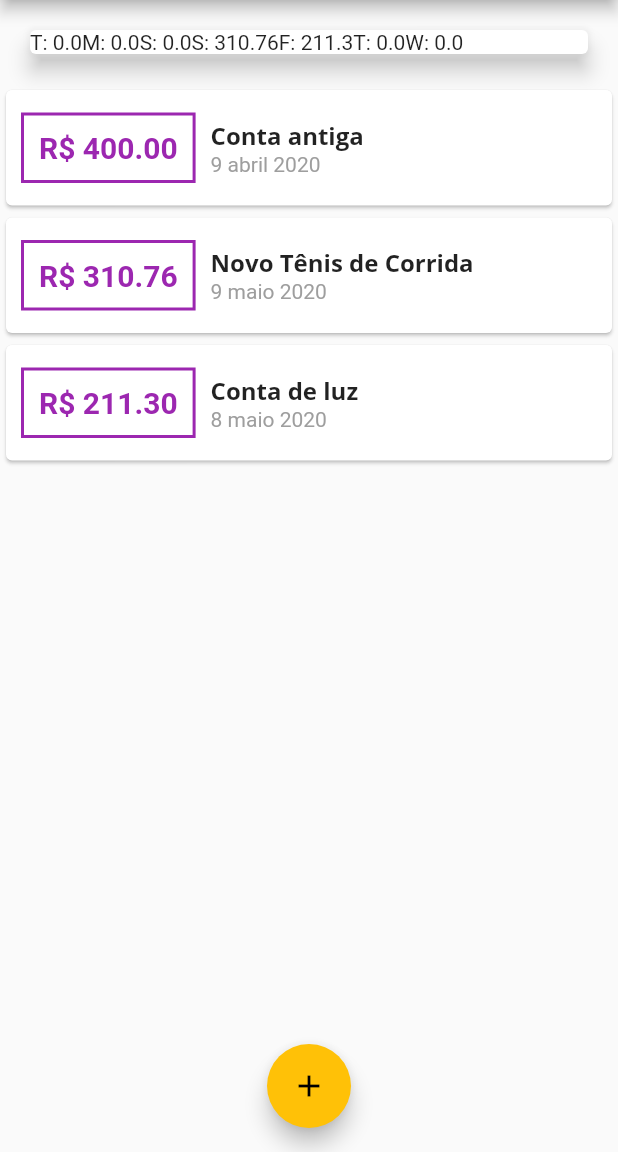
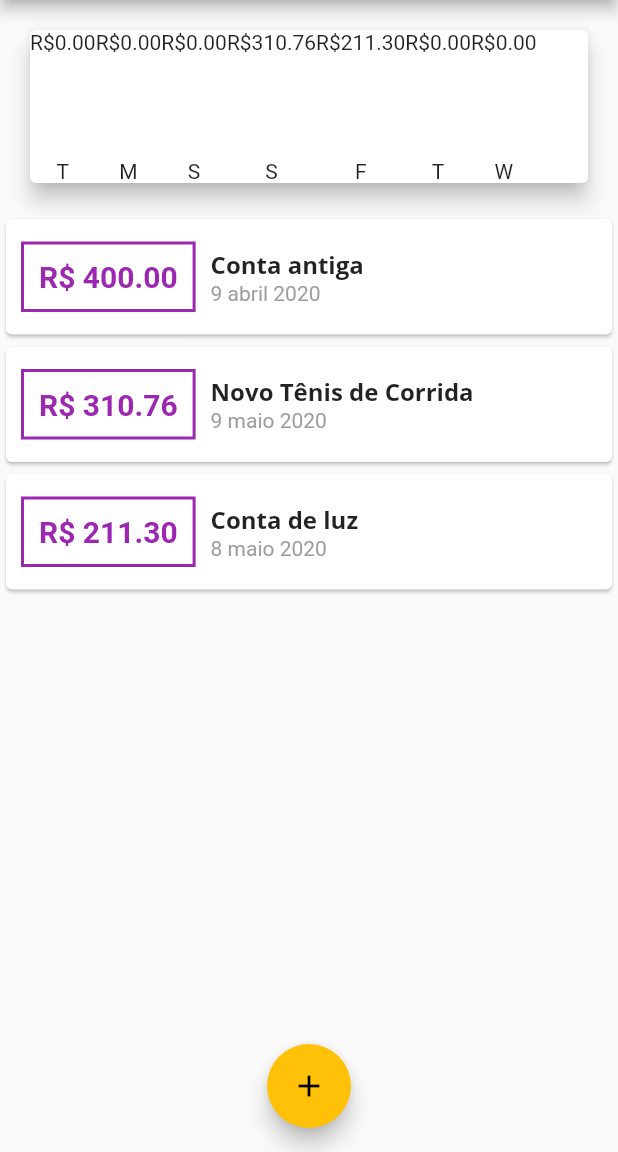
Before and after one commit to kendyosiro/curso_flutter-expenses, a Flutter app: the screen it shows after launch, on a phone screen of 412 x 824 dp, the part 84-1236 px from its top. Run offline on Flutter 3.47's test engine with Material 2 defaults, Android fonts, the phone set to English and light mode, and no system bars.

Commit message:
110. Chart Widget #04

```diff
--- a/lib/components/chart.dart
+++ b/lib/components/chart.dart
@@ -1,6 +1,7 @@
 import 'package:flutter/material.dart';
 import '../models/transaction.dart';
 import 'package:intl/intl.dart';
+import 'chart_bar.dart';
 
 class Chart extends StatelessWidget {
   final List<Transaction> recentTransaction;
@@ -15,12 +16,12 @@ class Chart extends StatelessWidget {
 
       double totalSum = 0.0;
 
-      for(var i = 0; i < recentTransaction.length; i++){
+      for (var i = 0; i < recentTransaction.length; i++) {
         bool sameDay = recentTransaction[i].date.day == weekDay.day;
         bool sameMonth = recentTransaction[i].date.month == weekDay.month;
         bool sameYear = recentTransaction[i].date.year == weekDay.year;
 
-        if(sameDay && sameMonth && sameYear){
+        if (sameDay && sameMonth && sameYear) {
           totalSum += recentTransaction[i].value;
         }
       }
@@ -39,10 +40,13 @@ class Chart extends StatelessWidget {
         elevation: 6,
         margin: EdgeInsets.all(20),
         child: Row(
-          children:
-            groupedTransactions.map((tr) {
-              return Text('${tr['day']}: ${tr['value']}');
-            }).toList(),
+          children: groupedTransactions.map((tr) {
+            return ChartBar(
+              label: tr['day'],
+              value: tr['value'],
+              percentage: 0,
+            );
+          }).toList(),
         ));
   }
 }
--- a/lib/components/chart_bar.dart
+++ b/lib/components/chart_bar.dart
@@ -1,17 +1,30 @@
 import 'package:flutter/material.dart';
 
 class ChartBar extends StatelessWidget {
-
   final String label;
   final double value;
   final double percentage;
 
-  ChartBar({this.label, this.value, this.percentage});
+  ChartBar({
+    this.label,
+    this.value,
+    this.percentage,
+  });
 
   @override
   Widget build(BuildContext context) {
-    return Container(
-
+    return Column(
+      children: <Widget>[
+        Text('R\$${value.toStringAsFixed(2)}'),
+        SizedBox(height: 5),
+        Container(
+          height: 60,
+          width: 10,
+          child: null,
+        ),
+        SizedBox(height: 5),
+        Text(label),
+      ],
     );
   }
 }
```
